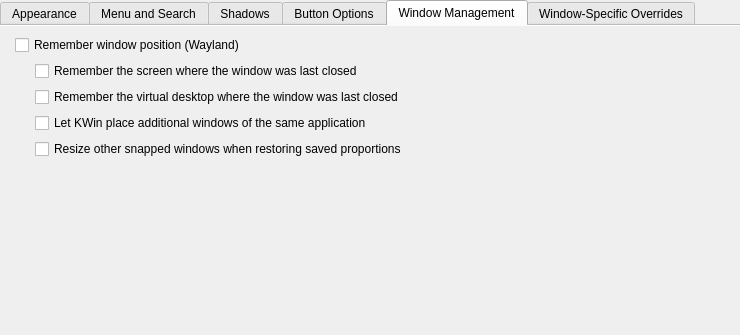
First picture: the form in src/kcm/config.ui, repository guiodic/material-decoration, before the edit; both pictures show x 0 to 740 and y 0 to 335 of the 740 by 749 pixel window.
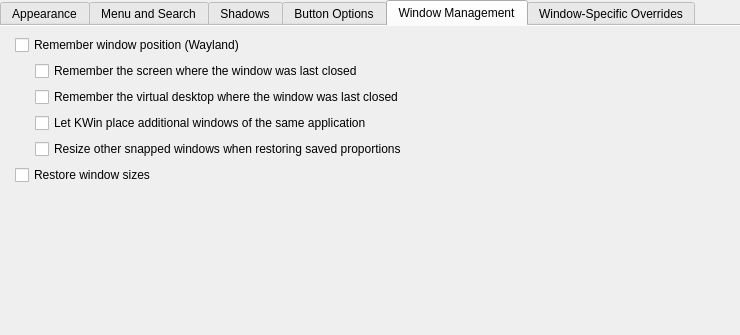
Second picture: the form after the edit. The open tabs and pages were chosen to show the change. Custom widgets are drawn as their Qt base class.

Commit message: Add optional window size restoration independent of placement

The edit to the form file:
```diff
--- a/src/kcm/config.ui
+++ b/src/kcm/config.ui
@@ -853,6 +853,14 @@
          </layout>
         </widget>
        </item>
+       <item row="2" column="1">
+        <widget class="QCheckBox" name="kcfg_RestoreWindowSize">
+         <property name="text"><string>Restore window sizes</string></property>
+         <property name="toolTip"><string>Restore the saved size of floating windows independently of their position.
+When disabled, applications choose the size.
+Maximized, fullscreen and snapped windows keep their existing behavior.</string></property>
+        </widget>
+       </item>
       </layout>
      </widget>
      <widget class="QWidget" name="exceptionsTab">
```
Left out of the diff: 1 changed line with no effect on the pictures. The commit also changes 27 other files.
